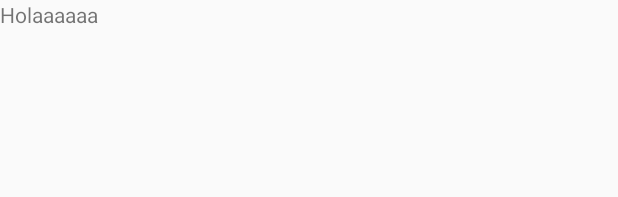
After one commit to mbusso/boleta-detector, an Android app: the layout candidate_info.xml on its own in the app's theme, with its tools: preview values and no code run, on a phone screen of 412 x 824 dp. The commit adds this screen. Shown: the top 197 px of the screen. Run offline under Robolectric (Android 15) with nearby library versions, the phone set to English and light mode, and no system bars.

Commit message:
Pass data through main activity and candidate activity

```diff
--- a/app/src/main/java/com/example/matias/myapplication/CandidateDetailActivity.java
+++ b/app/src/main/java/com/example/matias/myapplication/CandidateDetailActivity.java
@@ -3,12 +3,15 @@ package com.example.matias.myapplication;
 import android.app.Activity;
 import android.os.Bundle;
 import android.support.annotation.Nullable;
+import android.widget.TextView;
 
 public class CandidateDetailActivity extends Activity {
 
     @Override
     protected void onCreate(@Nullable Bundle savedInstanceState) {
+        Bundle bundle = getIntent().getBundleExtra("candidateBundle");
         super.onCreate(savedInstanceState);
         setContentView(R.layout.candidate_info);
+        ((TextView) findViewById(R.id.candidateName)).setText((CharSequence) bundle.get("name"));
     }
 }
--- a/app/src/main/java/com/example/matias/myapplication/CustomAdapter.java
+++ b/app/src/main/java/com/example/matias/myapplication/CustomAdapter.java
@@ -4,6 +4,7 @@ import android.content.Context;
 import android.content.Intent;
 import android.graphics.Bitmap;
 import android.graphics.BitmapFactory;
+import android.os.Bundle;
 import android.util.Base64;
 import android.view.LayoutInflater;
 import android.view.View;
@@ -65,11 +66,14 @@ public class CustomAdapter extends BaseAdapter {
         View rowView;
         rowView = inflater.inflate(R.layout.row_list, null);
         ImageView image = (ImageView)rowView.findViewById(R.id.imageView1);
-        TextView textView = (TextView) rowView.findViewById(R.id.textView1);
+        final TextView textView = (TextView) rowView.findViewById(R.id.textView1);
         image.setOnClickListener(new View.OnClickListener() {
             @Override
             public void onClick(View v) {
                 Intent mainIntent = new Intent(v.getContext(), CandidateDetailActivity.class);
+                Bundle bundle = new Bundle();
+                bundle.putString("name", textView.getText().toString());
+                mainIntent.putExtra("candidateBundle", bundle);
                 activity.startActivity(mainIntent);
 
             }
--- /dev/null
+++ b/app/src/main/res/layout/candidate_info.xml
@@ -0,0 +1,12 @@
+<?xml version="1.0" encoding="utf-8"?>
+<LinearLayout xmlns:android="http://schemas.android.com/apk/res/android"
+    android:layout_width="match_parent"
+    android:layout_height="match_parent">
+
+    <TextView
+        android:id="@+id/candidateName"
+        android:layout_width="wrap_content"
+        android:layout_height="43dp"
+        android:layout_weight="1"
+        android:text="Holaaaaaa" />
+</LinearLayout>
```
